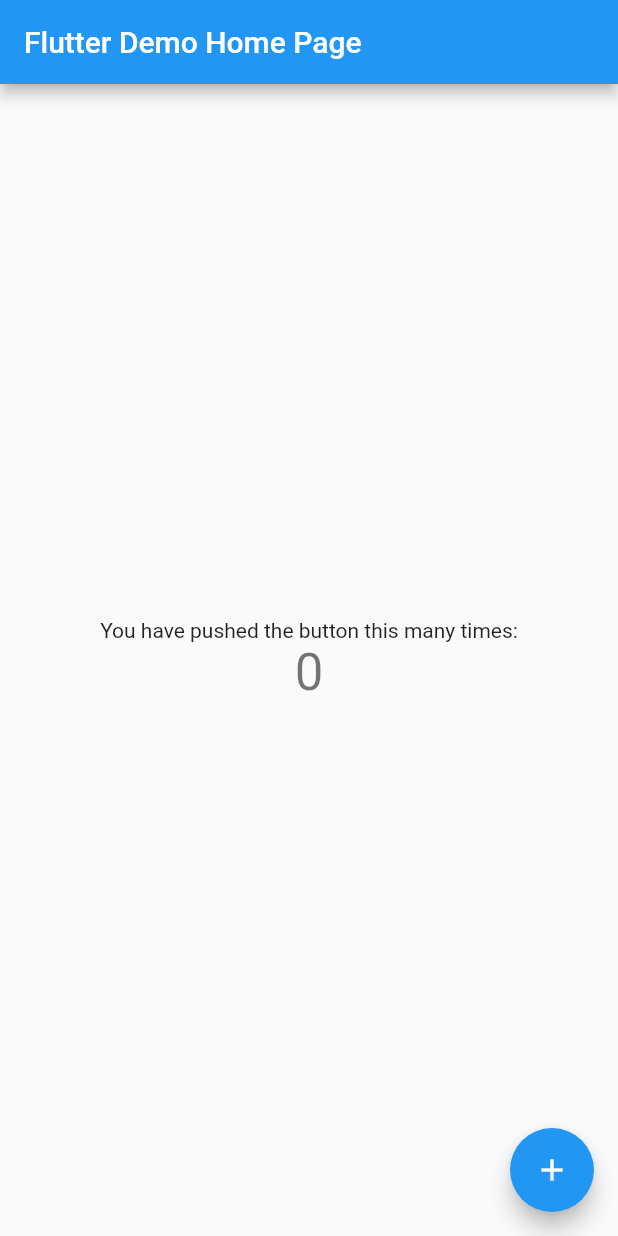
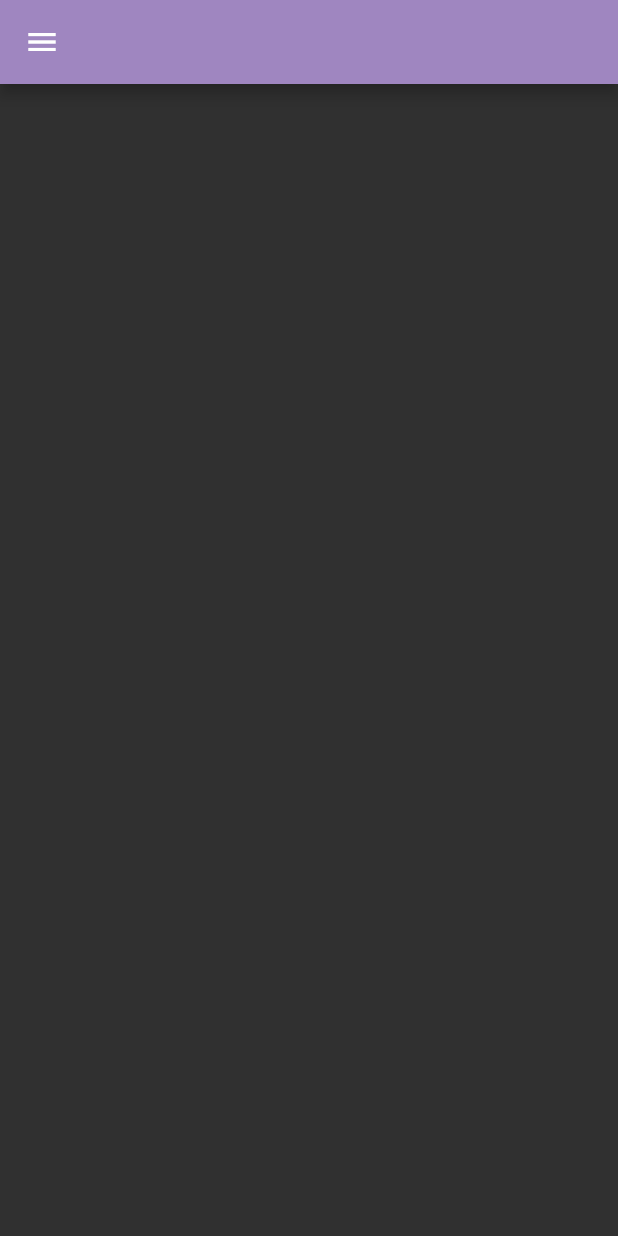
Before and after one commit to AnujCtrl/Crime-Mapping, a Flutter app: the screen it shows after launch, on a phone screen of 412 x 824 dp. Run offline on Flutter 3.47's test engine with Material 2 defaults, Android fonts, the phone set to English and light mode, and no system bars.

Commit message:
Basic Structure
Not completed(some parts remaining)

```diff
--- /dev/null
+++ b/lib/Screens/home_screen.dart
@@ -0,0 +1,48 @@
+import 'package:flutter/material.dart';
+
+class HomeScreen extends StatefulWidget {
+  static String id = 'Home_Screen';
+  @override
+  _HomeScreenState createState() => _HomeScreenState();
+}
+
+class _HomeScreenState extends State<HomeScreen> {
+  @override
+  Widget build(BuildContext context) {
+    return Scaffold(
+      drawer: Drawer(
+        // Add a ListView to the drawer. This ensures the user can scroll
+        // through the options in the drawer if there isn't enough vertical
+        // space to fit everything.
+        child: ListView(
+          // Important: Remove any padding from the ListView.
+          padding: EdgeInsets.zero,
+          children: <Widget>[
+            DrawerHeader(
+              decoration: BoxDecoration(
+                color: Colors.blue,
+              ),
+              child: Text('Drawer Header'),
+            ),
+            ListTile(
+              title: Text('Item 1'),
+              onTap: () {
+                // Update the state of the app.
+                // ...
+              },
+            ),
+            ListTile(
+              title: Text('Theme'),
+              onTap: () {
+                // Update the state of the app.
+                // ...
+              },
+            ),
+          ],
+        ),
+      ),
+      appBar: AppBar(),
+      body: Container(),
+    );
+  }
+}
--- a/lib/main.dart
+++ b/lib/main.dart
@@ -1,113 +1,26 @@
+import 'package:crimemapping/palette.dart';
 import 'package:flutter/material.dart';
+import 'Screens/splash_screen.dart';
+import 'Screens/home_screen.dart';
 
 void main() {
   runApp(MyApp());
 }
 
 class MyApp extends StatelessWidget {
-  // This widget is the root of your application.
   @override
   Widget build(BuildContext context) {
     return MaterialApp(
-      title: 'Flutter Demo',
-      theme: ThemeData(
-        // This is the theme of your application.
-        //
-        // Try running your application with "flutter run". You'll see the
-        // application has a blue toolbar. Then, without quitting the app, try
-        // changing the primarySwatch below to Colors.green and then invoke
-        // "hot reload" (press "r" in the console where you ran "flutter run",
-        // or simply save your changes to "hot reload" in a Flutter IDE).
-        // Notice that the counter didn't reset back to zero; the application
-        // is not restarted.
-        primarySwatch: Colors.blue,
+      themeMode: ThemeMode.system,
+      theme: ThemeData.dark().copyWith(
+        primaryColor: kPrimaryColor,
       ),
-      home: MyHomePage(title: 'Flutter Demo Home Page'),
+      // theme: ThemeData(fontFamily: 'Roboto Regular'),
+      initialRoute: SplashScreen.id,
+      routes: {
+        HomeScreen.id: (context) => HomeScreen(),
+        SplashScreen.id: (context) => SplashScreen(),
+      },
     );
   }
 }
-
-class MyHomePage extends StatefulWidget {
-  MyHomePage({Key key, this.title}) : super(key: key);
-
-  // This widget is the home page of your application. It is stateful, meaning
-  // that it has a State object (defined below) that contains fields that affect
-  // how it looks.
-
-  // This class is the configuration for the state. It holds the values (in this
-  // case the title) provided by the parent (in this case the App widget) and
-  // used by the build method of the State. Fields in a Widget subclass are
-  // always marked "final".
-
-  final String title;
-
-  @override
-  _MyHomePageState createState() => _MyHomePageState();
-}
-
-class _MyHomePageState extends State<MyHomePage> {
-  int _counter = 0;
-
-  void _incrementCounter() {
-    setState(() {
-      // This call to setState tells the Flutter framework that something has
-      // changed in this State, which causes it to rerun the build method below
-      // so that the display can reflect the updated values. If we changed
-      // _counter without calling setState(), then the build method would not be
-      // called again, and so nothing would appear to happen.
-      _counter++;
-    });
-  }
-
-  @override
-  Widget build(BuildContext context) {
-    // This method is rerun every time setState is called, for instance as done
-    // by the _incrementCounter method above.
-    //
-    // The Flutter framework has been optimized to make rerunning build methods
-    // fast, so that you can just rebuild anything that needs updating rather
-    // than having to individually change instances of widgets.
-    return Scaffold(
-      appBar: AppBar(
-        // Here we take the value from the MyHomePage object that was created by
-        // the App.build method, and use it to set our appbar title.
-        title: Text(widget.title),
-      ),
-      body: Center(
-        // Center is a layout widget. It takes a single child and positions it
-        // in the middle of the parent.
-        child: Column(
-          // Column is also a layout widget. It takes a list of children and
-          // arranges them vertically. By default, it sizes itself to fit its
-          // children horizontally, and tries to be as tall as its parent.
-          //
-          // Invoke "debug painting" (press "p" in the console, choose the
-          // "Toggle Debug Paint" action from the Flutter Inspector in Android
-          // Studio, or the "Toggle Debug Paint" command in Visual Studio Code)
-          // to see the wireframe for each widget.
-          //
-          // Column has various properties to control how it sizes itself and
-          // how it positions its children. Here we use mainAxisAlignment to
-          // center the children vertically; the main axis here is the vertical
-          // axis because Columns are vertical (the cross axis would be
-          // horizontal).
-          mainAxisAlignment: MainAxisAlignment.center,
-          children: <Widget>[
-            Text(
-              'You have pushed the button this many times:',
-            ),
-            Text(
-              '$_counter',
-              style: Theme.of(context).textTheme.headline4,
-            ),
-          ],
-        ),
-      ),
-      floatingActionButton: FloatingActionButton(
-        onPressed: _incrementCounter,
-        tooltip: 'Increment',
-        child: Icon(Icons.add),
-      ), // This trailing comma makes auto-formatting nicer for build methods.
-    );
-  }
-}
--- a/pubspec.yaml
+++ b/pubspec.yaml
@@ -28,6 +28,7 @@
   # The following adds the Cupertino Icons font to your application.
   # Use with the CupertinoIcons class for iOS style icons.
   cupertino_icons: ^1.0.2
+  provider: ^5.0.0
 
 dev_dependencies:
   flutter_test:
```
Also changed, not shown: lib/Screens/splash_screen.dart (added, +27 -0 lines), lib/palette.dart (added, +30 -0 lines), images/background1.jpg (added), lib/Screens/Welcome_screen.dart (added), lib/Screens/login_screen.dart (added), lib/Screens/regis_screen.dart (added), pubspec.lock.
